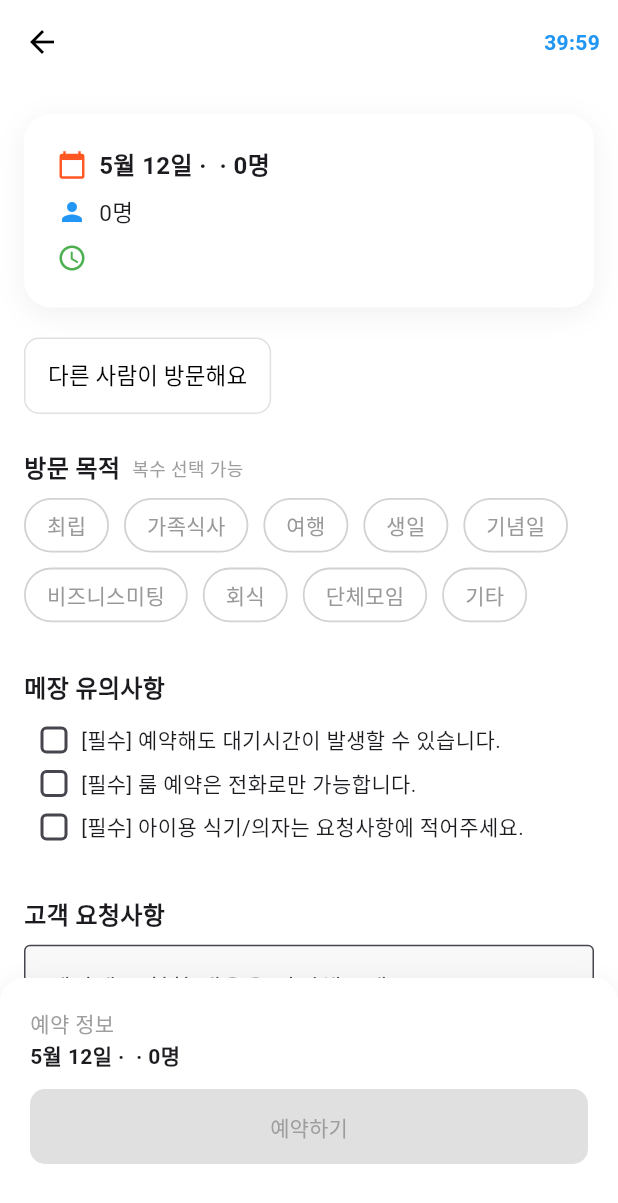
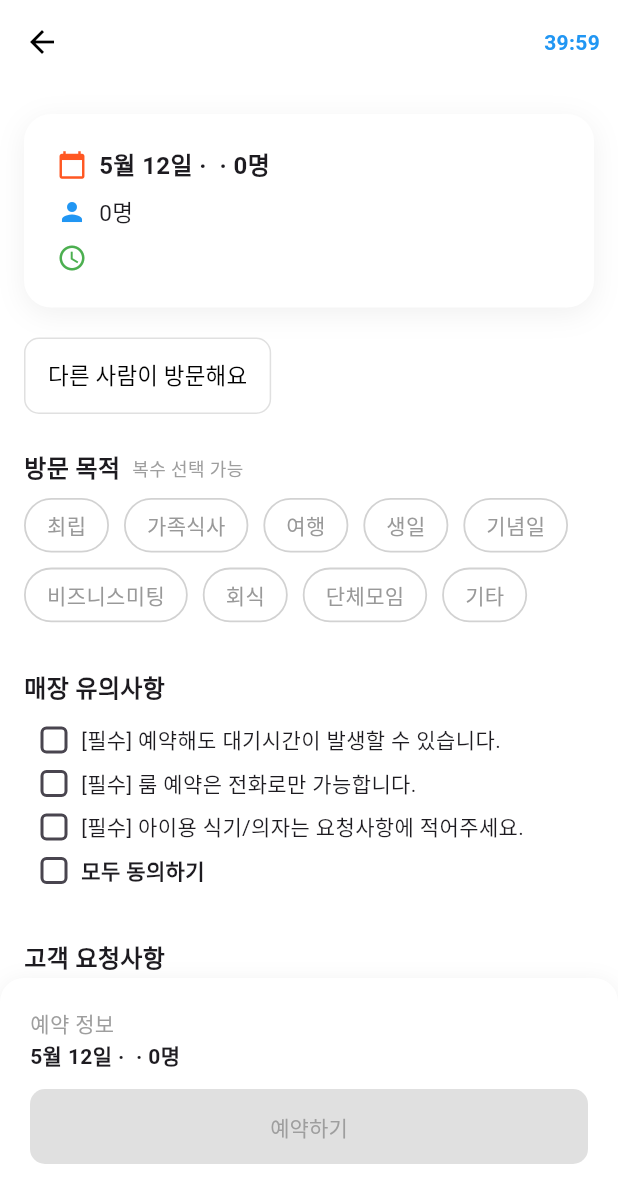
Before and after one commit to lauranofirst1/SGSH, a Flutter app: the ReservationConfirmPage screen opened directly with empty values, on a phone screen of 412 x 824 dp. Shown: the top 1203 px of the screen. Run offline on Flutter 3.47's test engine with Material 3 defaults, Android fonts, the phone set to English and light mode, and no system bars; our stand-ins replace carousel_slider, flutter_dotenv, flutter_html, geolocator, google_maps_flutter, share_plus and 3 more; accounts and stored records are empty; Roboto replaces fonts that are missing (Pretendard).

Commit message:
fix: Correct typos in reservation page text and enhance UI with a new checkbox for agreement

```diff
--- a/App/lib/pages/reservationpage.dart
+++ b/App/lib/pages/reservationpage.dart
@@ -119,7 +119,7 @@ class _ReservationConfirmPageState extends State<ReservationConfirmPage> {
                   style: const TextStyle(color: Colors.black),
                 ),
                 const SizedBox(height: 12),
-                const Text('방문자 연락체', style: TextStyle(color: Colors.black)),
+                const Text('방문자 연락처', style: TextStyle(color: Colors.black)),
                 TextField(
                   controller: phoneController,
                   keyboardType: TextInputType.phone,
@@ -363,15 +363,52 @@ class _ReservationConfirmPageState extends State<ReservationConfirmPage> {
                     // 유의사항
                     Padding(
                       padding: const EdgeInsets.symmetric(horizontal: 16),
-                      child: _sectionTitle('메장 유의사항'),
+                      child: _sectionTitle('매장 유의사항'),
                     ),
                     Padding(
                       padding: const EdgeInsets.symmetric(horizontal: 16, vertical: 8),
                       child: Column(
                         children: [
-                    _checkItem(0, '[필수] 예약해도 대기시간이 발생할 수 있습니다.'),
-                    _checkItem(1, '[필수] 룸 예약은 전화로만 가능합니다.'),
-                    _checkItem(2, '[필수] 아이용 식기/의자는 요청사항에 적어주세요.'),
+
+                          _checkItem(0, '[필수] 예약해도 대기시간이 발생할 수 있습니다.'),
+                          _checkItem(1, '[필수] 룸 예약은 전화로만 가능합니다.'),
+                          _checkItem(2, '[필수] 아이용 식기/의자는 요청사항에 적어주세요.'),
+                          Padding(
+                            padding: const EdgeInsets.symmetric(vertical: 4.0).copyWith(left: 10),
+                            child: Row(
+                              children: [
+                                SizedBox(
+                                  width: 20,
+                                  height: 20,
+                                  child: Checkbox(
+                                    value: checkedCautions.every((c) => c),
+                                    onChanged: (val) {
+                                      setState(() {
+                                        final newValue = val ?? false;
+                                        for (int i = 0; i < checkedCautions.length; i++) {
+                                          checkedCautions[i] = newValue;
+                                        }
+                                      });
+                                    },
+                                    activeColor: Colors.black,
+                                    materialTapTargetSize: MaterialTapTargetSize.shrinkWrap,
+                                    visualDensity: const VisualDensity(horizontal: -4, vertical: -4),
+                                    shape: RoundedRectangleBorder(
+                                      borderRadius: BorderRadius.circular(4),
+                                    ),
+                                  ),
+                                ),
+                                const SizedBox(width: 8),
+                                const Text(
+                                  '모두 동의하기',
+                                  style: TextStyle(
+                                    fontSize: 14,
+                                    fontWeight: FontWeight.bold,
+                                  ),
+                                ),
+                              ],
+                            ),
+                          ),
                         ],
                       ),
                     ),
@@ -386,7 +423,7 @@ class _ReservationConfirmPageState extends State<ReservationConfirmPage> {
                       child: TextField(
                       controller: requestController,
                       decoration: const InputDecoration(
-                        hintText: '메장에 요청할 내용을 작성해주세요.',
+                        hintText: '매장에 요청할 내용을 작성해주세요.',
                         border: OutlineInputBorder(),
                           filled: true,
                           fillColor: Color(0xFFF8F8F8),
```
